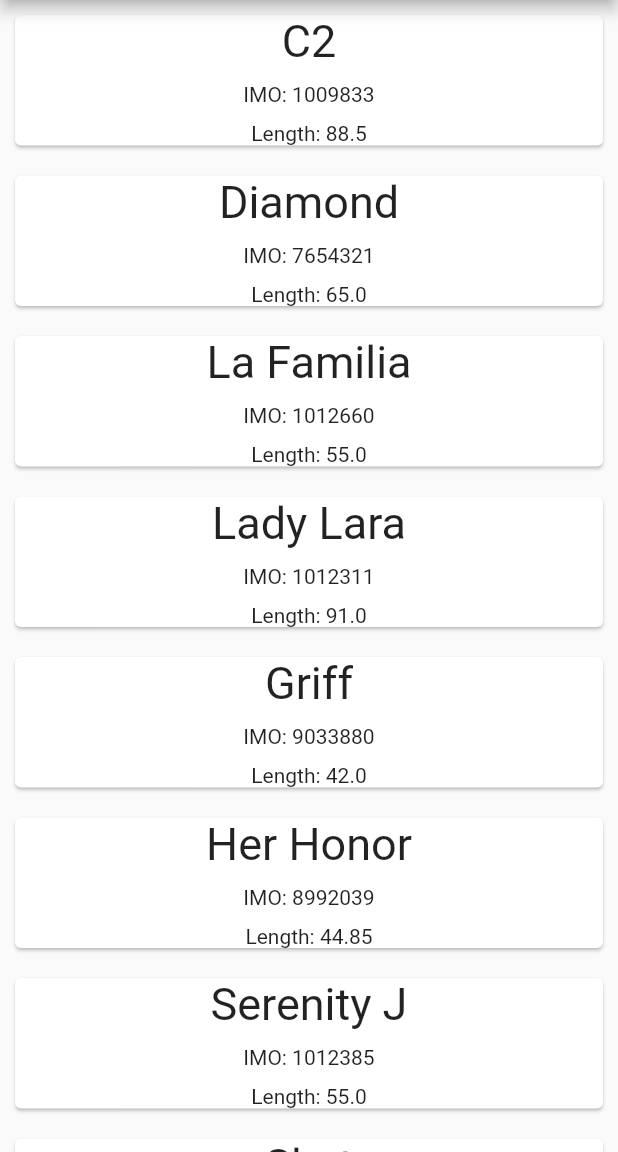
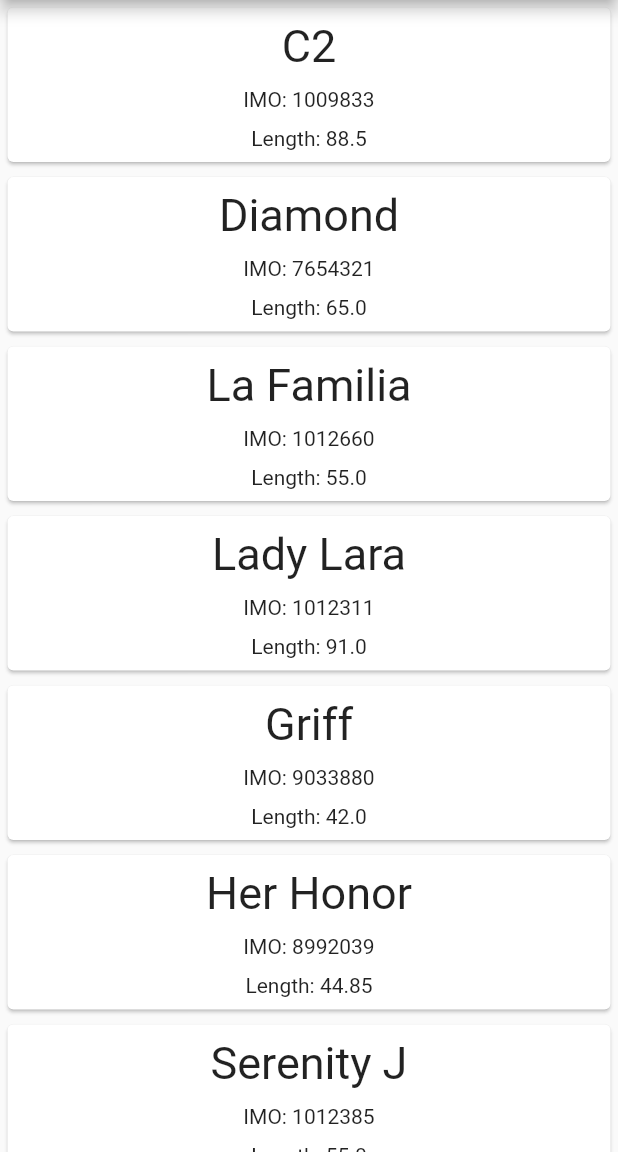
Before and after one commit to RobBebb/yacht_hive, a Flutter app: the screen it shows after launch, on a phone screen of 412 x 824 dp, the part 84-1236 px from its top. Run offline on Flutter 3.47's test engine with Material 2 defaults, Android fonts, the phone set to English and light mode, and no system bars; our stand-ins replace sqflite; accounts and stored records are empty.

Commit message:
Finished the list screen

```diff
--- a/lib/yachts/presentation/widgets/yacht_card.dart
+++ b/lib/yachts/presentation/widgets/yacht_card.dart
@@ -11,8 +11,9 @@ class YachtCard extends StatelessWidget {
   Widget build(BuildContext context) {
     return Container(
       child: Card(
-
-        margin: EdgeInsets.all(10),
+        margin: EdgeInsets.all(5),
+        child: Padding(
+          padding: const EdgeInsets.all(8.0),
           child: Column(
             children: <Widget>[
               Text(yacht.name,
@@ -24,6 +25,7 @@ class YachtCard extends StatelessWidget {
             ],
           ),
         ),
+      ),
     );
   }
 }
```
Lines whose indentation alone changed are shown as unchanged.
